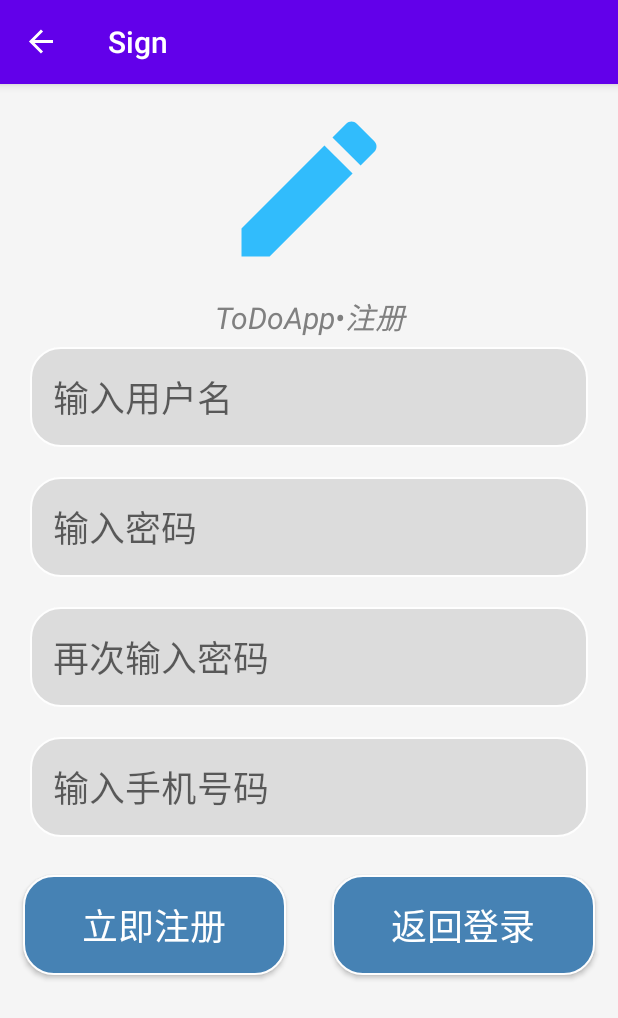
After one commit to WhatToDo-NJUST/ToDo-kt, an Android app: the SignFragment screen opened through its navigation route, on a phone screen of 412 x 824 dp. The commit adds this screen. Shown: the top 1018 px of the screen. Run offline under Robolectric (Android 15) with nearby library versions, the phone set to English and light mode, and no system bars; our stand-ins replace Room's generated code, data binding, navigation-ui; 3 statements that could not run were skipped.

Commit message:
添加登录、注册界面

```diff
--- /dev/null
+++ b/app/src/main/java/com/example/todoapp/fragments/sign/SignFragment.kt
@@ -0,0 +1,38 @@
+package com.example.todoapp.fragments.sign
+
+import android.R.attr.button
+import android.os.Bundle
+import android.view.LayoutInflater
+import android.view.View
+import android.view.ViewGroup
+import androidx.fragment.app.Fragment
+import androidx.navigation.Navigation
+import androidx.navigation.findNavController
+import com.example.todoapp.R
+import com.example.todoapp.databinding.FragmentLoginBinding
+import com.example.todoapp.databinding.FragmentSignBinding
+
+
+class SignFragment : Fragment() {
+
+    private var _binding: FragmentSignBinding? = null
+    private val binding get() = _binding!!
+
+    override fun onCreateView(
+        inflater: LayoutInflater, container: ViewGroup?,
+        savedInstanceState: Bundle?
+    ): View? {
+        // Inflate the layout for this fragment
+
+        val view=inflater.inflate(R.layout.fragment_login, container, false)
+        _binding=FragmentSignBinding.inflate(inflater, container, false)
+        binding.lifecycleOwner = viewLifecycleOwner
+        binding.BackLoginButton.setOnClickListener(View.OnClickListener {
+            activity?.let { it1 -> Navigation.findNavController(it1,R.id.navHostFragment).navigate(R.id.action_signFragment_to_loginFragment) }
+        })
+
+        return binding.root
+    }
+
+
+}
--- /dev/null
+++ b/app/src/main/res/drawable/ic_login_logo.xml
@@ -0,0 +1,6 @@
+<vector android:alpha="0.8" android:height="24dp" android:tint="#00AEFE"
+    android:viewportHeight="24" android:viewportWidth="24"
+    android:width="24dp" xmlns:android="http://schemas.android.com/apk/res/android">
+    <path android:fillColor="@android:color/white" android:pathData="M16.6,10.88l-1.42,-1.42l-4.24,4.25l-2.12,-2.13l-1.42,1.42l3.54,3.54z"/>
+    <path android:fillColor="@android:color/white" android:pathData="M19,4H5C3.89,4 3,4.9 3,6v12c0,1.1 0.89,2 2,2h14c1.1,0 2,-0.9 2,-2V6C21,4.9 20.11,4 19,4zM19,18H5V8h14V18z"/>
+</vector>
--- /dev/null
+++ b/app/src/main/res/drawable/ic_sign_logo.xml
@@ -0,0 +1,5 @@
+<vector android:alpha="0.8" android:height="12dp" android:tint="#00AEFE"
+    android:viewportHeight="24" android:viewportWidth="24"
+    android:width="12dp" xmlns:android="http://schemas.android.com/apk/res/android">
+    <path android:fillColor="@android:color/white" android:pathData="M3,17.25V21h3.75L17.81,9.94l-3.75,-3.75L3,17.25zM20.71,7.04c0.39,-0.39 0.39,-1.02 0,-1.41l-2.34,-2.34c-0.39,-0.39 -1.02,-0.39 -1.41,0l-1.83,1.83 3.75,3.75 1.83,-1.83z"/>
+</vector>
--- /dev/null
+++ b/app/src/main/res/drawable/translucent_button.xml
@@ -0,0 +1,10 @@
+<?xml version="1.0" encoding="utf-8"?>
+<shape xmlns:android="http://schemas.android.com/apk/res/android">
+    <solid android:color="#4682B4" />
+    <stroke android:width="1dip" android:color="#fefefe" />
+    <corners android:radius="20dp"/>
+    <padding android:bottom="10dp"
+        android:left="10dp"
+        android:right="10dp"
+        android:top="10dp"/>
+</shape>
--- /dev/null
+++ b/app/src/main/res/drawable/translucent_edit.xml
@@ -0,0 +1,10 @@
+<?xml version="1.0" encoding="utf-8"?>
+<shape xmlns:android="http://schemas.android.com/apk/res/android">
+    <solid android:color="#DCDCDC" />
+    <stroke android:width="1dip" android:color="#fefefe" />
+    <corners android:radius="20dp"/>
+    <padding android:bottom="10dp"
+        android:left="10dp"
+        android:right="10dp"
+        android:top="10dp"/>
+</shape>
--- /dev/null
+++ b/app/src/main/res/layout/fragment_sign.xml
@@ -0,0 +1,187 @@
+<?xml version="1.0" encoding="utf-8"?>
+
+<layout xmlns:android="http://schemas.android.com/apk/res/android"
+    xmlns:app="http://schemas.android.com/apk/res-auto"
+    xmlns:tools="http://schemas.android.com/tools">
+
+    <androidx.constraintlayout.widget.ConstraintLayout
+        android:layout_width="match_parent"
+        android:layout_height="match_parent"
+        tools:context=".fragments.sign.SignFragment">
+
+        <!--使用线性布局-->
+        <LinearLayout
+            android:layout_width="match_parent"
+            android:layout_height="match_parent"
+            android:background="#F5F5F5"
+            android:orientation="vertical">
+
+            <!--Logo-->
+
+            <!--标题-->
+
+            <ImageView
+                android:id="@+id/LogoImage"
+                android:layout_width="match_parent"
+                android:layout_height="120dp"
+                android:layout_marginTop="10dp"
+                android:src="@drawable/ic_sign_logo" />
+
+            <TextView
+                android:id="@+id/TitleText"
+                android:layout_width="match_parent"
+                android:layout_height="wrap_content"
+                android:layout_marginTop="10dp"
+                android:gravity="center"
+                android:text="ToDoApp•注册"
+                android:textColor="#808080"
+                android:textSize="20dp"
+                android:textStyle="italic" />
+
+            <!--嵌套线性布局-->
+            <LinearLayout
+                android:layout_width="match_parent"
+                android:layout_height="wrap_content"
+                android:orientation="vertical">
+
+                <!--嵌套线性布局-->
+                <LinearLayout
+                    android:id="@+id/UserNameLayout"
+                    android:layout_width="match_parent"
+                    android:layout_height="match_parent"
+                    android:orientation="horizontal">
+
+                    <!--用户名输入-->
+                    <EditText
+                        android:id="@+id/UserNameEdit"
+                        android:layout_width="match_parent"
+                        android:layout_height="wrap_content"
+                        android:layout_marginLeft="20dp"
+                        android:layout_marginTop="5dp"
+                        android:layout_marginRight="20dp"
+                        android:layout_marginBottom="10dp"
+                        android:background="@drawable/translucent_edit"
+                        android:hint="输入用户名"
+                        android:padding="15dp"
+                        android:singleLine="true"
+                        android:textSize="24dp" />
+
+                </LinearLayout>
+
+                <!--嵌套线性布局-->
+                <LinearLayout
+                    android:id="@+id/PassWordLayout"
+                    android:layout_width="match_parent"
+                    android:layout_height="wrap_content"
+                    android:orientation="horizontal">
+
+                    <!--密码输入-->
+                    <EditText
+                        android:id="@+id/PassWordEdit"
+                        android:layout_width="match_parent"
+                        android:layout_height="wrap_content"
+                        android:layout_marginLeft="20dp"
+                        android:layout_marginTop="10dp"
+                        android:layout_marginRight="20dp"
+                        android:layout_marginBottom="10dp"
+                        android:background="@drawable/translucent_edit"
+                        android:hint="输入密码"
+                        android:inputType="textPassword"
+                        android:maxLength="16"
+                        android:padding="15dp"
+                        android:singleLine="true"
+                        android:textSize="24dp" />
+
+                </LinearLayout>
+
+                <!--嵌套线性布局-->
+                <LinearLayout
+                    android:id="@+id/PasswordAgainLayout"
+                    android:layout_width="match_parent"
+                    android:layout_height="wrap_content"
+                    android:orientation="horizontal">
+
+                    <!--二次密码输入-->
+                    <EditText
+                        android:id="@+id/PassWordAgainEdit"
+                        android:layout_width="match_parent"
+                        android:layout_height="match_parent"
+                        android:layout_marginLeft="20dp"
+                        android:layout_marginTop="10dp"
+                        android:layout_marginRight="20dp"
+                        android:layout_marginBottom="10dp"
+                        android:background="@drawable/translucent_edit"
+                        android:hint="再次输入密码"
+                        android:inputType="textPassword"
+                        android:maxLength="16"
+                        android:padding="15dp"
+                        android:singleLine="true"
+                        android:textSize="24dp" />
+
+                </LinearLayout>
+
+                <!--嵌套线性布局-->
+                <LinearLayout
+                    android:id="@+id/EmailLayout"
+                    android:layout_width="match_parent"
+                    android:layout_height="wrap_content"
+                    android:orientation="horizontal">
+
+                    <!--邮箱输入-->
+                    <EditText
+                        android:id="@+id/EmailEdit"
+                        android:layout_width="match_parent"
+                        android:layout_height="wrap_content"
+                        android:layout_marginLeft="20dp"
+                        android:layout_marginTop="10dp"
+                        android:layout_marginRight="20dp"
+                        android:layout_marginBottom="10dp"
+                        android:background="@drawable/translucent_edit"
+                        android:hint="输入手机号码"
+                        android:maxLength="16"
+                        android:padding="15dp"
+                        android:singleLine="true"
+                        android:textSize="24dp" />
+
+                </LinearLayout>
+
+                <!--嵌套线性布局-->
+                <LinearLayout
+                    android:id="@+id/ButtonLayout"
+                    android:layout_width="match_parent"
+                    android:layout_height="wrap_content"
+                    android:orientation="horizontal">
+
+                    <!--立即注册按钮-->
+                    <Button
+                        android:id="@+id/SignUpButton"
+                        android:layout_width="wrap_content"
+                        android:layout_height="wrap_content"
+                        android:layout_margin="15dp"
+                        android:layout_weight="1"
+                        android:background="@drawable/translucent_button"
+                        android:padding="15dp"
+                        android:text="立即注册"
+                        android:textColor="@color/white"
+                        android:textSize="24dp" />
+
+                    <!--返回登录按钮-->
+                    <Button
+                        android:id="@+id/BackLoginButton"
+                        android:layout_width="wrap_content"
+                        android:layout_height="wrap_content"
+                        android:layout_margin="15dp"
+                        android:layout_weight="1"
+                        android:background="@drawable/translucent_button"
+                        android:padding="15dp"
+                        android:text="返回登录"
+                        android:textColor="@color/white"
+                        android:textSize="24dp" />
+
+                </LinearLayout>
+
+            </LinearLayout>
+
+        </LinearLayout>
+    </androidx.constraintlayout.widget.ConstraintLayout>
+</layout>
--- a/app/src/main/res/menu/list_fragment_menu.xml
+++ b/app/src/main/res/menu/list_fragment_menu.xml
@@ -38,7 +38,7 @@
                     android:title="@string/upload_plan"/>
                 <item
                     android:id="@+id/menu_login"
-                    android:title="@string/login"/>
+                    android:title="@string/login" />
             </menu>
         </item>
     </group>
--- a/app/src/main/res/navigation/my_nav.xml
+++ b/app/src/main/res/navigation/my_nav.xml
@@ -20,6 +20,13 @@
         <action
             android:id="@+id/action_listFragment_to_updateFragment"
             app:destination="@id/updateFragment"
+            app:enterAnim="@anim/from_left"
+            app:exitAnim="@anim/to_right"
+            app:popEnterAnim="@anim/from_right"
+            app:popExitAnim="@anim/to_left" />
+        <action
+            android:id="@+id/action_listFragment_to_loginFragment"
+            app:destination="@id/loginFragment"
             app:enterAnim="@anim/from_left"
             app:exitAnim="@anim/to_right"
             app:popEnterAnim="@anim/from_right"
@@ -55,4 +62,39 @@
             android:name="currentItem"
             app:argType="com.example.todoapp.data.models.ToDoData" />
     </fragment>
+
+    <fragment
+        android:id="@+id/loginFragment"
+        android:label="Login"
+        android:name="com.example.todoapp.fragments.login.LoginFragment"
+        tools:layout="@layout/fragment_login">
+        <action
+            android:id="@+id/action_loginFragment_to_signFragment"
+            app:destination="@id/signFragment"
+            app:enterAnim="@anim/from_left"
+            app:exitAnim="@anim/to_right"
+            app:launchSingleTop="false"
+            app:popUpToInclusive="true" />
+        <action
+            android:id="@+id/action_loginFragment_to_listFragment"
+            app:destination="@id/listFragment"
+            app:enterAnim="@anim/from_left"
+            app:exitAnim="@anim/to_right"
+            app:launchSingleTop="false"
+            app:popUpToInclusive="true" />
+
+    </fragment>
+    <fragment
+        android:id="@+id/signFragment"
+        android:label="Sign"
+        android:name="com.example.todoapp.fragments.sign.SignFragment"
+        tools:layout="@layout/fragment_sign">
+        <action
+            android:id="@+id/action_signFragment_to_loginFragment"
+            app:destination="@id/loginFragment"
+            app:enterAnim="@anim/from_left"
+            app:exitAnim="@anim/to_right"
+            app:launchSingleTop="false"
+            app:popUpToInclusive="true" />
+    </fragment>
 </navigation>
--- a/app/src/main/res/values/strings.xml
+++ b/app/src/main/res/values/strings.xml
@@ -34,4 +34,5 @@
     <string name="invalid_password">Password must be >5 characters</string>
     <string name="login_failed">"Login failed"</string>
     <string name="login">login</string>
+    <string name="login_title">ToDoApp</string>
 </resources>
```
Also changed, not shown: app/src/main/java/com/example/todoapp/fragments/BindingAdapters.kt (+16 -0 lines), app/src/main/java/com/example/todoapp/fragments/list/ListFragment.kt (+6 -2 lines), app/src/main/java/com/example/todoapp/fragments/login/LoginFragment.kt (added, +37 -0 lines), app/src/main/res/layout/fragment_login.xml (added, +133 -0 lines), app/build.gradle (line endings or trailing spaces).
